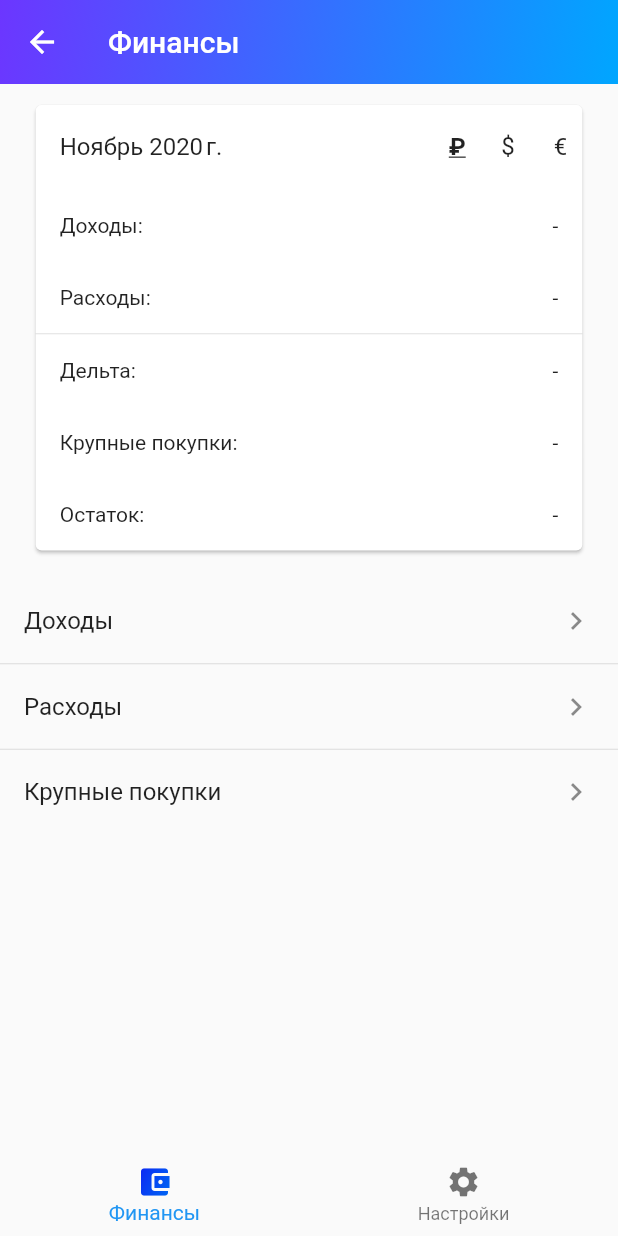
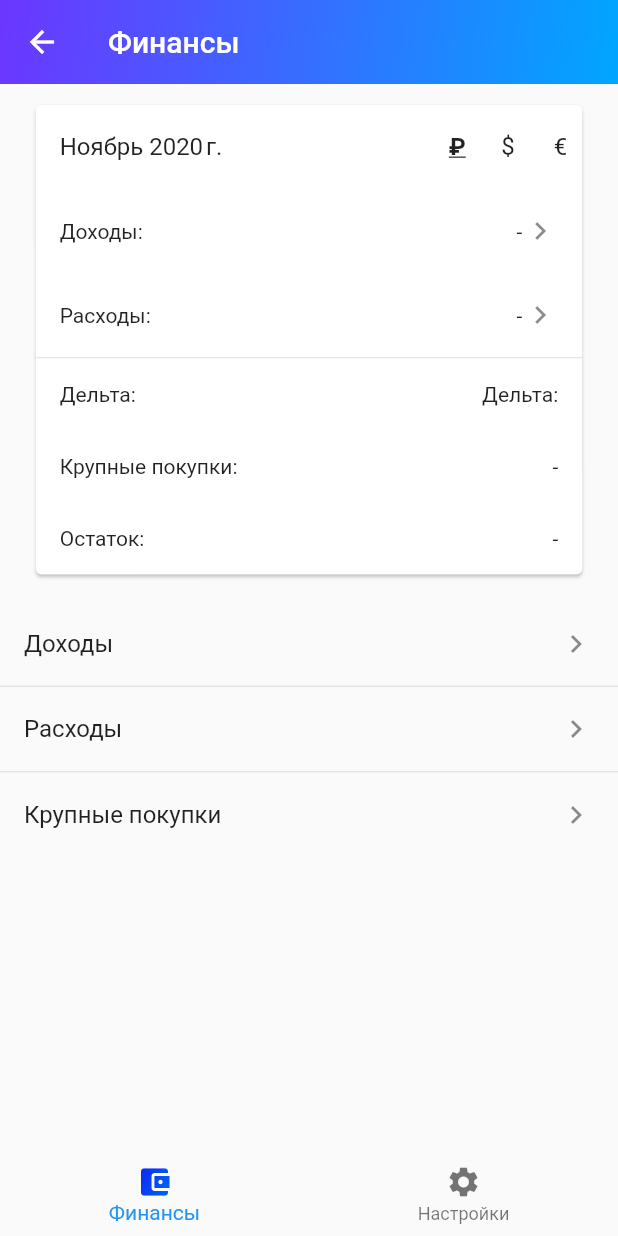
Before and after one commit to crionuke/plann-app, a Flutter app: the MainScreen screen opened by its route, on a phone screen of 412 x 824 dp. Run offline on Flutter 3.47's test engine with Material 2 defaults, Android fonts, the phone set to English and light mode, and no system bars; drawn by our look-alikes of flutter_slidable; our stand-ins replace datetime_picker_formfield, flutter_i18n, flutter_icons, grouped_list, package_info, smooth_page_indicator and 1 more; missing offline and left inert: appmetrica_sdk, purchases_flutter; accounts and stored records are empty.

Commit message:
show navigate next icons for income and expanse reports

```diff
--- a/plann_app/lib/components/main/finances_view.dart
+++ b/plann_app/lib/components/main/finances_view.dart
@@ -37,7 +37,7 @@ class FinancesView extends StatelessWidget {
     return Column(children: <Widget>[
       Container(
           margin: EdgeInsets.all(10),
-          height: 310,
+          height: 325,
           child: Provider<MonthCaruselBloc>(
               create: (context) => monthCaruselBloc,
               dispose: (context, bloc) => bloc.dispose(),
--- a/plann_app/lib/components/main/month_carusel_view.dart
+++ b/plann_app/lib/components/main/month_carusel_view.dart
@@ -132,24 +132,17 @@ class MonthCaruselView extends StatelessWidget {
       child: Container(
         padding: const EdgeInsets.symmetric(horizontal: 16, vertical: 16),
         child: Row(
-          crossAxisAlignment: CrossAxisAlignment.start,
+//          crossAxisAlignment: CrossAxisAlignment.start,
           children: [
             Expanded(
-              child: Column(
-                crossAxisAlignment: CrossAxisAlignment.start,
-                children: [
+              child:
                   Text(FlutterI18n.translate(context, "texts.income_s") + ":"),
-                ],
             ),
-            ),
-            Column(
-              children: [
             Text(
                 _prepareCurrencyMapWithPercents(context, currency,
                     month.actualIncomeValues, month.incomePercentDiff),
-                    textAlign: TextAlign.left)
-              ],
-            ),
+                textAlign: TextAlign.left),
+            Icon(Icons.navigate_next, color: Colors.black45)
           ],
         ),
       ),
@@ -166,24 +159,17 @@ class MonthCaruselView extends StatelessWidget {
       child: Container(
         padding: const EdgeInsets.symmetric(horizontal: 16, vertical: 16),
         child: Row(
-          crossAxisAlignment: CrossAxisAlignment.start,
+//          crossAxisAlignment: CrossAxisAlignment.start,
           children: [
             Expanded(
-              child: Column(
-                crossAxisAlignment: CrossAxisAlignment.start,
-                children: [
+              child:
                   Text(FlutterI18n.translate(context, "texts.regular") + ":"),
-                ],
             ),
-            ),
-            Column(
-              children: [
             Text(
                 _prepareCurrencyMapWithPercents(context, currency,
                     month.actualExpenseValues, month.expensePercentDiff),
-                    textAlign: TextAlign.left)
-              ],
-            ),
+                textAlign: TextAlign.left),
+            Icon(Icons.navigate_next, color: Colors.black45)
           ],
         ),
       ),
@@ -234,21 +220,9 @@ class MonthCaruselView extends StatelessWidget {
           crossAxisAlignment: CrossAxisAlignment.start,
           children: [
             Expanded(
-              child: Column(
-                crossAxisAlignment: CrossAxisAlignment.start,
-                children: [
-                  Text(FlutterI18n.translate(context, "texts.delta") + ":"),
-                ],
-              ),
-            ),
-            Column(
-              children: [
-                Text(
-                    _preparePercentsWithCurrencyMap(context, currency,
-                        month.deltaPercentDiff, month.deltaValues),
-                    textAlign: TextAlign.left)
-              ],
-            ),
+                child:
+                    Text(FlutterI18n.translate(context, "texts.delta") + ":")),
+            Text(FlutterI18n.translate(context, "texts.delta") + ":")
           ],
         ),
       ),
@@ -265,21 +239,13 @@ class MonthCaruselView extends StatelessWidget {
           crossAxisAlignment: CrossAxisAlignment.start,
           children: [
             Expanded(
-              child: Column(
-                crossAxisAlignment: CrossAxisAlignment.start,
-                children: [
+              child:
                   Text(FlutterI18n.translate(context, "texts.irregular") + ":"),
-                ],
             ),
-            ),
-            Column(
-              children: [
             Text(
                 _prepareValueFromCurrencyMap(
                     context, currency, month.plannedIrregularAccount.debet),
                 textAlign: TextAlign.left)
-              ],
-            ),
           ],
         ),
       ),
@@ -296,21 +262,12 @@ class MonthCaruselView extends StatelessWidget {
           crossAxisAlignment: CrossAxisAlignment.start,
           children: [
             Expanded(
-              child: Column(
-                crossAxisAlignment: CrossAxisAlignment.start,
-                children: [
-                  Text(FlutterI18n.translate(context, "texts.free") + ":"),
-                ],
+              child: Text(FlutterI18n.translate(context, "texts.free") + ":"),
             ),
-            ),
-            Column(
-              children: [
             Text(
                 _prepareValueFromCurrencyMap(
                     context, currency, month.balanceValues),
                 textAlign: TextAlign.left)
-              ],
-            ),
           ],
         ),
       ),
```
Lines whose indentation alone changed are shown as unchanged.
